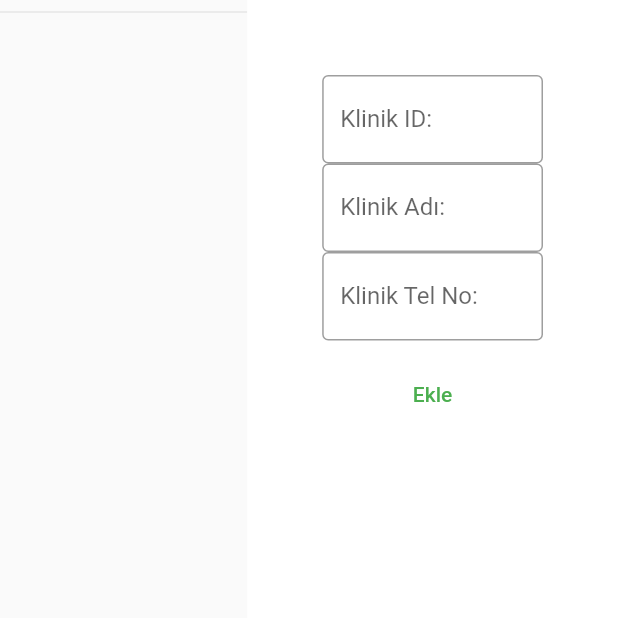
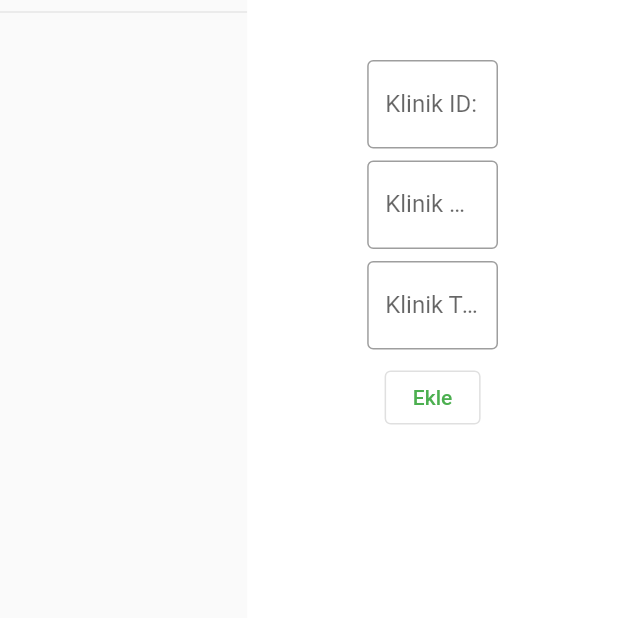
Before and after one commit to malibayram/sifa-poliklinigi, a Flutter app: the KlinikTab screen opened directly, on a phone screen of 412 x 824 dp, the top half of it. Run offline on Flutter 3.47's test engine with Material 2 defaults, Android fonts, the phone set to English and light mode, and no system bars; our stand-ins replace cloud_firestore, firebase_auth, firebase_core, fluttertoast, hive, hive_flutter; accounts and stored records are empty.

Commit message:
Update klinik_tab.dart

```diff
--- a/poliklinik/lib/pages/admin_tabs/klinik_tab.dart
+++ b/poliklinik/lib/pages/admin_tabs/klinik_tab.dart
@@ -49,7 +49,7 @@ class KlinikTab extends StatelessWidget {
                     builder: (context, constraints) => Container(
                       color: Colors.white,
                       padding: const EdgeInsets.symmetric(
-                          horizontal: 50, vertical: 50),
+                          horizontal: 80, vertical: 40),
                       child: Column(
                         children: [
                           Center(),
@@ -60,6 +60,7 @@ class KlinikTab extends StatelessWidget {
                             ),
                             onChanged: (d) => klinikID = d,
                           ),
+                          SizedBox(height: 8),
                           TextField(
                             decoration: InputDecoration(
                               border: OutlineInputBorder(),
@@ -67,6 +68,7 @@ class KlinikTab extends StatelessWidget {
                             ),
                             onChanged: (d) => klinikAdi = d,
                           ),
+                          SizedBox(height: 8),
                           TextField(
                             decoration: InputDecoration(
                               border: OutlineInputBorder(),
@@ -74,7 +76,8 @@ class KlinikTab extends StatelessWidget {
                             ),
                             onChanged: (d) => klinikTel = d,
                           ),
-                          TextButton(
+                          SizedBox(height: 8),
+                          OutlinedButton(
                             onPressed: () {
                               _colRef.add({
                                 'Klinik ID': klinikID,
@@ -82,11 +85,7 @@ class KlinikTab extends StatelessWidget {
                                 'Klinik Tel No': klinikTel,
                               });
                             },
-                            child: Padding(
-                              padding: const EdgeInsets.symmetric(
-                                  horizontal: 20, vertical: 20),
-                              child: Text("Ekle"),
-                            ),
+                            child: Text("Ekle"),
                           ),
                         ],
                       ),
```
